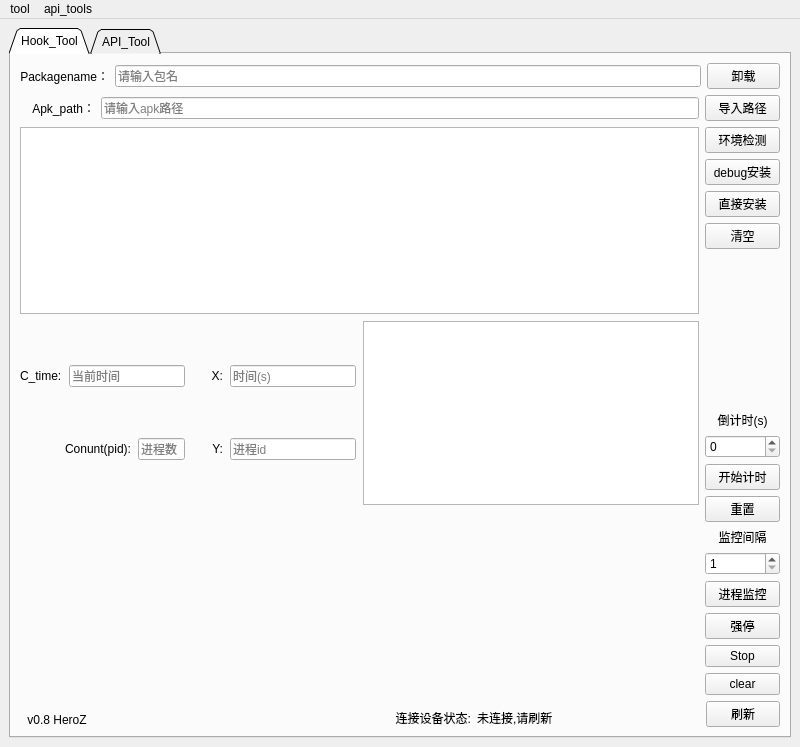
Old version of the form ui/main.ui in the repository HeroZ6/haiwaitest_tool.
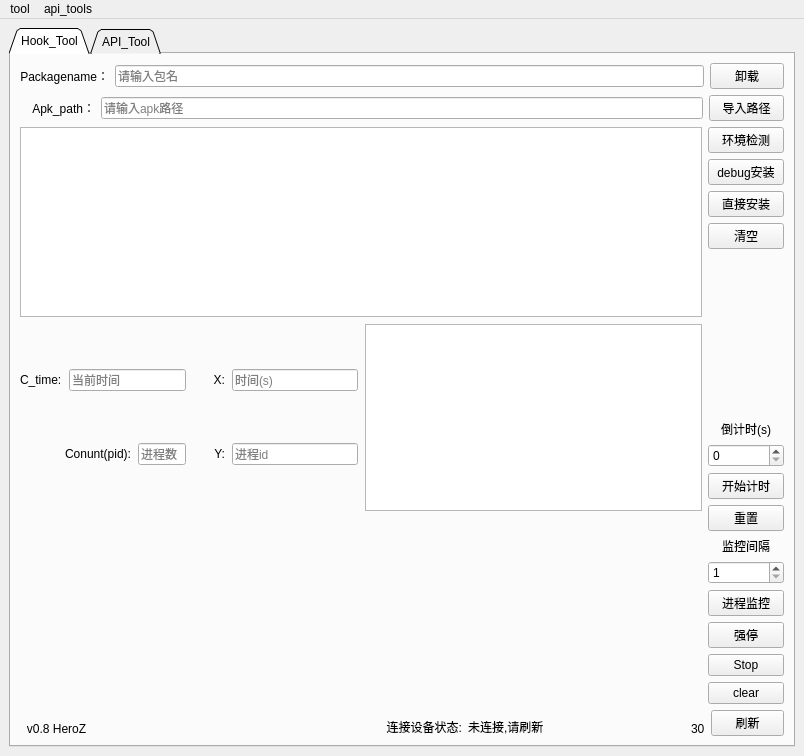
New version of the form. The open tabs and pages were chosen to show the change. Custom widgets are drawn as their Qt base class.

Commit message: 1、修复未填路径时点击进程监控导致按钮置灰问题 2、增加了30秒定时清理画布的功能 3、增加了解码功能

```diff
--- a/ui/main.ui
+++ b/ui/main.ui
@@ -6,8 +6,8 @@
    <rect>
     <x>0</x>
     <y>0</y>
-    <width>800</width>
-    <height>747</height>
+    <width>804</width>
+    <height>756</height>
    </rect>
   </property>
   <property name="sizePolicy">
@@ -537,7 +537,7 @@
              </layout>
             </item>
             <item>
-             <layout class="QHBoxLayout" name="bottom_tip" stretch="1,5,3,1">
+             <layout class="QHBoxLayout" name="bottom_tip" stretch="1,5,3,0,1">
               <item>
                <widget class="QLabel" name="version">
                 <property name="text">
@@ -583,6 +583,19 @@
                 </property>
                </widget>
               </item>
+              <item>
+               <widget class="QLabel" name="clear_time">
+                <property name="text">
+                 <string>30</string>
+                </property>
+                <property name="textFormat">
+                 <enum>Qt::RichText</enum>
+                </property>
+                <property name="alignment">
+                 <set>Qt::AlignBottom|Qt::AlignLeading|Qt::AlignLeft</set>
+                </property>
+               </widget>
+              </item>
               <item>
                <widget class="QPushButton" name="refresh">
                 <property name="sizePolicy">
@@ -676,8 +689,8 @@
     <rect>
      <x>0</x>
      <y>0</y>
-     <width>800</width>
-     <height>23</height>
+     <width>804</width>
+     <height>26</height>
     </rect>
    </property>
    <widget class="QMenu" name="menuHook">
```
Left out of the diff: 2 changed lines with no effect on the pictures. The commit also changes 2 other files.
